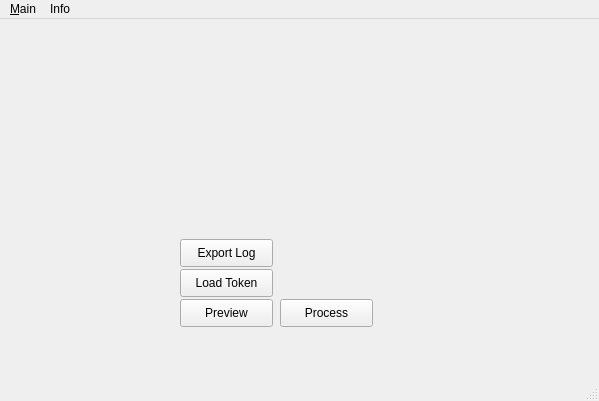
Qt form gui/GUI_Automation.ui (FychanTW/automation_PO) before a commit.
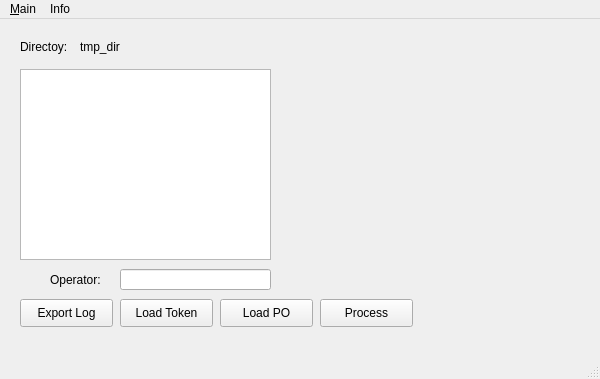
The same form after that commit.

```diff
--- a/gui/GUI_Automation.ui
+++ b/gui/GUI_Automation.ui
@@ -9,13 +9,17 @@
    <rect>
     <x>0</x>
     <y>0</y>
-    <width>599</width>
-    <height>401</height>
+    <width>600</width>
+    <height>379</height>
    </rect>
   </property>
   <property name="font">
    <font>
     <family>Arial</family>
+    <pointsize>9</pointsize>
+    <weight>50</weight>
+    <italic>false</italic>
+    <bold>false</bold>
    </font>
   </property>
   <property name="contextMenuPolicy">
@@ -24,11 +28,14 @@
   <property name="windowTitle">
    <string notr="true">PO Automation</string>
   </property>
+  <property name="styleSheet">
+   <string notr="true"/>
+  </property>
   <widget class="QWidget" name="centralwidget">
    <widget class="QPushButton" name="pushButton_2">
     <property name="geometry">
      <rect>
-      <x>280</x>
+      <x>320</x>
       <y>280</y>
       <width>93</width>
       <height>28</height>
@@ -37,6 +44,7 @@
     <property name="font">
      <font>
       <family>Arial</family>
+      <pointsize>9</pointsize>
      </font>
     </property>
     <property name="text">
@@ -46,7 +54,7 @@
    <widget class="QPushButton" name="pushButton_1">
     <property name="geometry">
      <rect>
-      <x>180</x>
+      <x>220</x>
       <y>280</y>
       <width>93</width>
       <height>28</height>
@@ -55,21 +63,28 @@
     <property name="font">
      <font>
       <family>Arial</family>
+      <pointsize>9</pointsize>
      </font>
     </property>
     <property name="text">
-     <string>Preview</string>
+     <string>Load PO</string>
     </property>
    </widget>
    <widget class="QPushButton" name="pushButton">
     <property name="geometry">
      <rect>
-      <x>180</x>
-      <y>250</y>
+      <x>120</x>
+      <y>280</y>
       <width>93</width>
       <height>28</height>
      </rect>
     </property>
+    <property name="font">
+     <font>
+      <family>Arial</family>
+      <pointsize>9</pointsize>
+     </font>
+    </property>
     <property name="text">
      <string>Load Token</string>
     </property>
@@ -77,24 +92,116 @@
    <widget class="QPushButton" name="pushButton_3">
     <property name="geometry">
      <rect>
-      <x>180</x>
-      <y>220</y>
+      <x>20</x>
+      <y>280</y>
       <width>93</width>
       <height>28</height>
      </rect>
     </property>
+    <property name="font">
+     <font>
+      <family>Arial</family>
+      <pointsize>9</pointsize>
+     </font>
+    </property>
     <property name="text">
      <string>Export Log</string>
     </property>
    </widget>
+   <widget class="QLineEdit" name="OperatorName">
+    <property name="geometry">
+     <rect>
+      <x>120</x>
+      <y>250</y>
+      <width>151</width>
+      <height>21</height>
+     </rect>
+    </property>
+    <property name="clearButtonEnabled">
+     <bool>false</bool>
+    </property>
+   </widget>
+   <widget class="QLabel" name="label">
+    <property name="geometry">
+     <rect>
+      <x>50</x>
+      <y>250</y>
+      <width>61</width>
+      <height>21</height>
+     </rect>
+    </property>
+    <property name="font">
+     <font>
+      <family>Arial</family>
+      <pointsize>9</pointsize>
+      <weight>50</weight>
+      <italic>false</italic>
+      <bold>false</bold>
+     </font>
+    </property>
+    <property name="text">
+     <string>Operator:</string>
+    </property>
+   </widget>
+   <widget class="QListView" name="listView">
+    <property name="geometry">
+     <rect>
+      <x>20</x>
+      <y>50</y>
+      <width>251</width>
+      <height>191</height>
+     </rect>
+    </property>
+   </widget>
+   <widget class="QLabel" name="label_2">
+    <property name="geometry">
+     <rect>
+      <x>20</x>
+      <y>20</y>
+      <width>61</width>
+      <height>16</height>
+     </rect>
+    </property>
+    <property name="font">
+     <font>
+      <family>Arial</family>
+      <pointsize>9</pointsize>
+     </font>
+    </property>
+    <property name="text">
+     <string>Directoy:</string>
+    </property>
+   </widget>
+   <widget class="QLabel" name="CurrentDirLabel">
+    <property name="geometry">
+     <rect>
+      <x>80</x>
+      <y>20</y>
+      <width>191</width>
+      <height>16</height>
+     </rect>
+    </property>
+    <property name="font">
+     <font>
+      <family>Arial</family>
+      <pointsize>9</pointsize>
+     </font>
+    </property>
+    <property name="text">
+     <string>tmp_dir</string>
+    </property>
+    <property name="wordWrap">
+     <bool>true</bool>
+    </property>
+   </widget>
   </widget>
   <widget class="QMenuBar" name="menubar">
    <property name="geometry">
     <rect>
      <x>0</x>
      <y>0</y>
-     <width>599</width>
-     <height>23</height>
+     <width>600</width>
+     <height>21</height>
     </rect>
    </property>
    <widget class="QMenu" name="menuMain">
```
Left out of the diff: 87 changed lines with no effect on the pictures.
